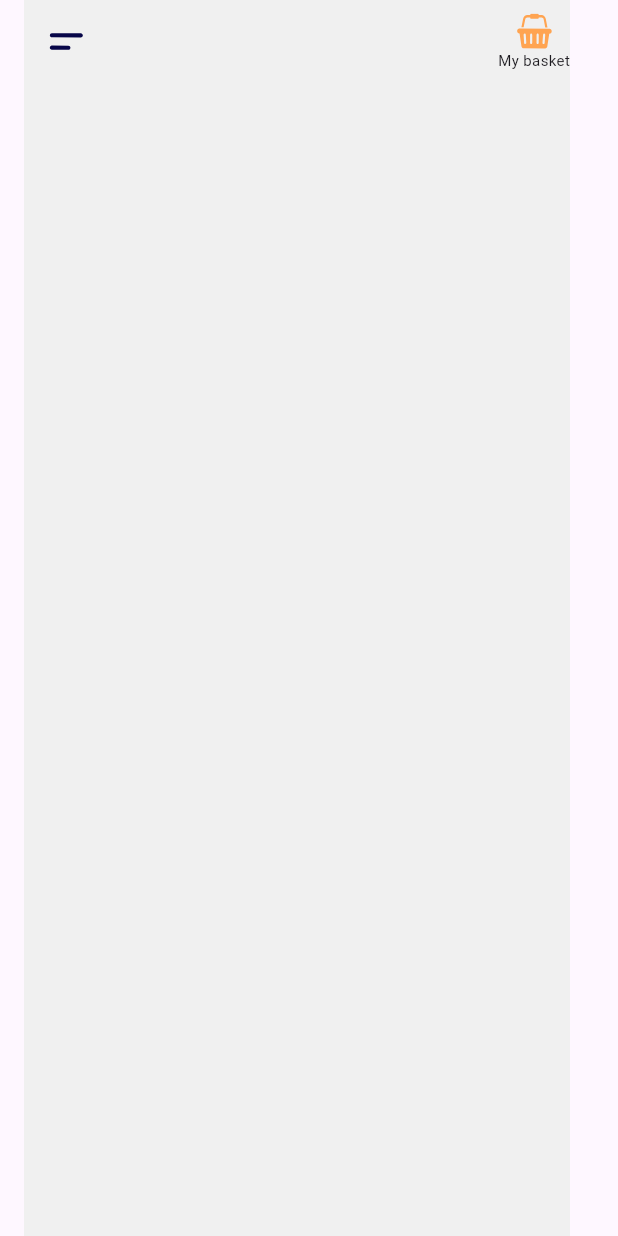
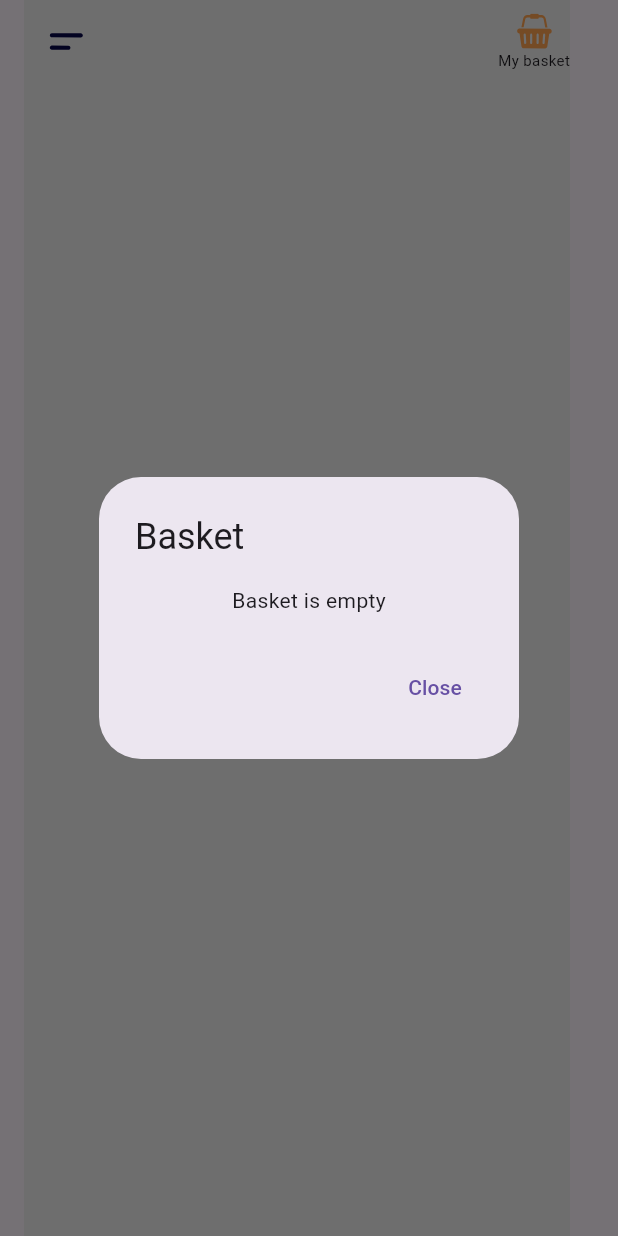
Before and after one commit to kanmear/flutter_test_task_2, a Flutter app: the CustomAppBar widget shown alone on an empty page, opened directly, after a tap on "My basket", on a phone screen of 412 x 824 dp. Run offline on Flutter 3.47's test engine with Material 3 defaults, Android fonts, the phone set to English and light mode, and no system bars; our stand-ins replace flutter_bloc, flutter_svg, rxdart; network calls fail.

Commit message:
feat: basket -> combo counter cubit

```diff
--- /dev/null
+++ b/lib/shop/state/basket_counter_cubit.dart
@@ -0,0 +1,7 @@
+import 'package:flutter_bloc/flutter_bloc.dart';
+
+class CounterCubit extends Cubit<int> {
+  CounterCubit() : super(0);
+
+  void increment() => emit(state + 1);
+}
--- a/lib/shop/view/widgets/app_bar.dart
+++ b/lib/shop/view/widgets/app_bar.dart
@@ -1,12 +1,17 @@
 import 'package:flutter/material.dart';
+import 'package:flutter_bloc/flutter_bloc.dart';
 
 import 'package:flutter_svg/flutter_svg.dart';
+
+import 'package:flutter_test_task_2/shop/state/basket_counter_cubit.dart';
 
 class CustomAppBar extends StatelessWidget implements PreferredSizeWidget {
   const CustomAppBar({super.key});
 
   @override
   Widget build(BuildContext context) {
+    final counter = context.read<CounterCubit>();
+
     return Padding(
       padding: const EdgeInsets.only(left: 16, right: 32),
       child: AppBar(
@@ -19,7 +24,7 @@ class CustomAppBar extends StatelessWidget implements PreferredSizeWidget {
         ),
         actions: [
           GestureDetector(
-              onTap: () => {},
+              onTap: () => _showCounterPopup(context, counter),
               child: Column(
                 mainAxisAlignment: MainAxisAlignment.center,
                 children: [
@@ -40,6 +45,34 @@ class CustomAppBar extends StatelessWidget implements PreferredSizeWidget {
     );
   }
 
+  void _showCounterPopup(BuildContext context, CounterCubit counter) {
+    final count = counter.state;
+
+    showDialog(
+        context: context,
+        builder: (context) {
+          return AlertDialog(
+            title: const Text('Basket'),
+            content: Column(
+              mainAxisSize: MainAxisSize.min,
+              children: [
+                Center(
+                    child: count == 0
+                        ? const Text('Basket is empty')
+                        : Text(
+                            'The increment button was pressed ${counter.state} times.')),
+              ],
+            ),
+            actions: [
+              TextButton(
+                onPressed: () => Navigator.pop(context),
+                child: const Text('Close'),
+              ),
+            ],
+          );
+        });
+  }
+
   @override
   Size get preferredSize => const Size.fromHeight(kToolbarHeight);
 }
```
Also changed, not shown: lib/shop/view/shop_page.dart (+7 -2 lines), lib/shop/view/widgets/add_combo_button.dart (added, +35 -0 lines), lib/shop/view/widgets/filtered_combo.dart (+2 -30 lines), lib/shop/view/widgets/recommended_combo.dart (+2 -21 lines).
